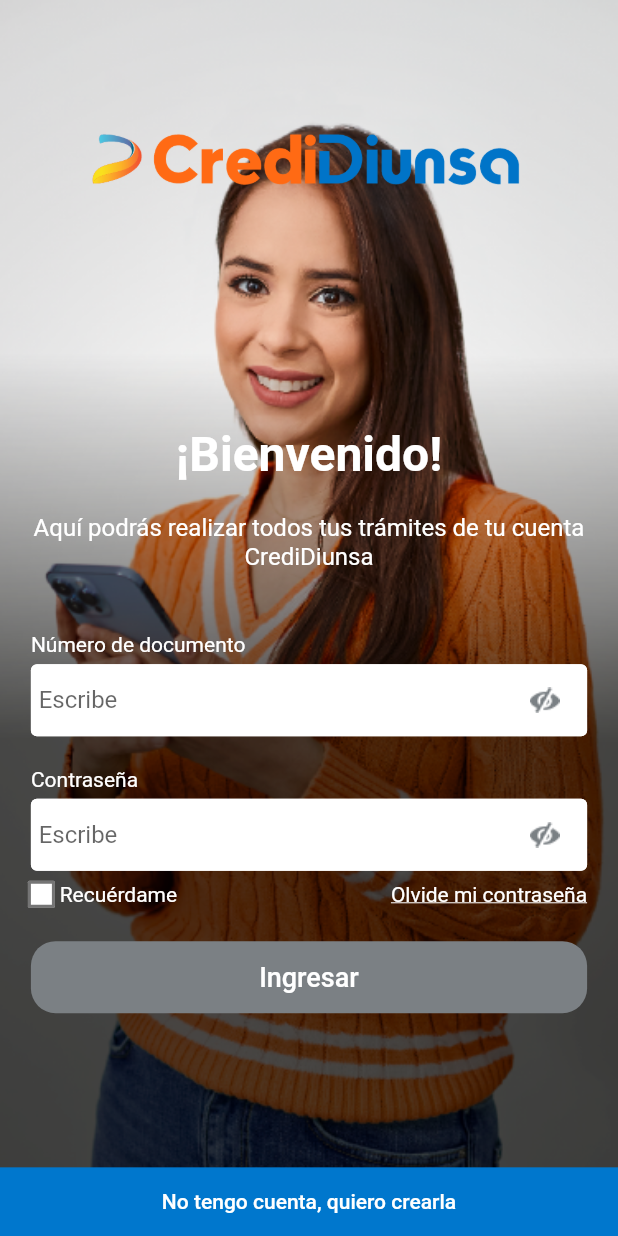
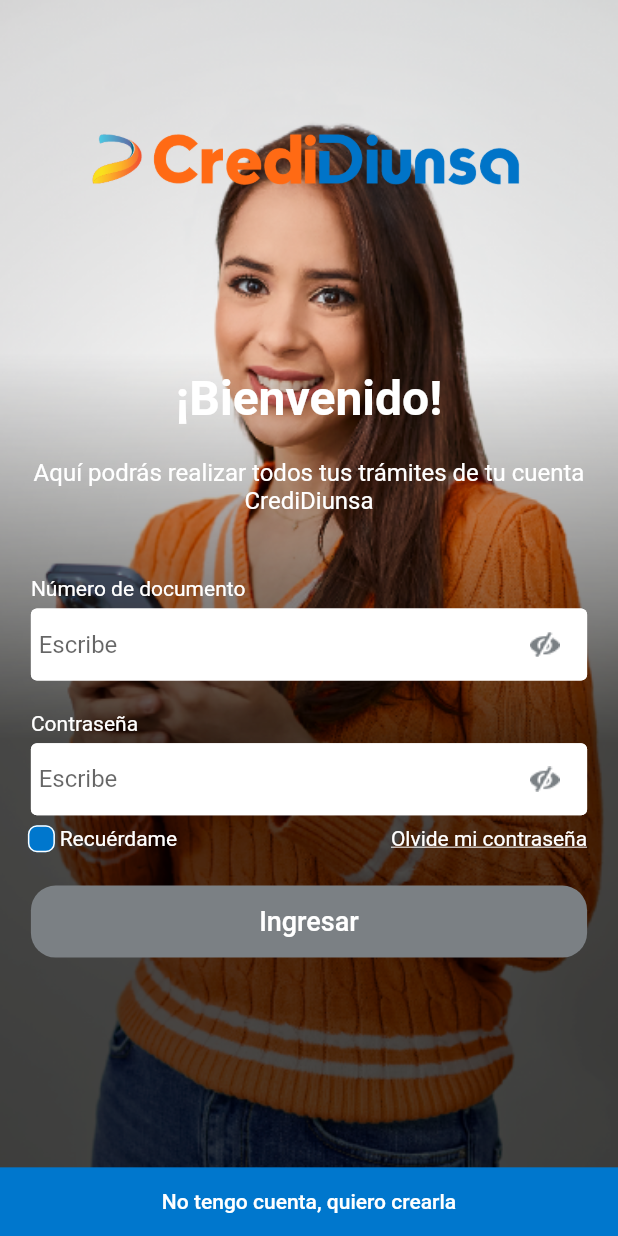
Before and after one commit to alvarohurtadobo/bankcredit, a Flutter app: the screen it shows after launch, on a phone screen of 412 x 824 dp. Run offline on Flutter 3.47's test engine with Material 2 defaults, Android fonts, the phone set to English and light mode, and no system bars; our stand-ins replace image_picker, local_auth, open_file, shared_preferences, youtube_player_flutter.

Commit message:
Further minor details solved

```diff
--- a/lib/user/ui/homePage.dart
+++ b/lib/user/ui/homePage.dart
@@ -5,6 +5,7 @@
 import 'package:credidiunsa_app/bank/ui/components/promoCards.dart';
 import 'package:credidiunsa_app/common/model/currencyFormatter.dart';
 import 'package:credidiunsa_app/common/model/launcher.dart';
+import 'package:credidiunsa_app/common/model/sesion.dart';
 import 'package:credidiunsa_app/common/repository/api.dart';
 
 import '../../common/model/cuotaMensual.dart';
--- a/lib/user/ui/loginPage.dart
+++ b/lib/user/ui/loginPage.dart
@@ -126,9 +126,9 @@
                         ),
                   MediaQuery.of(context).viewInsets.bottom == 0
                       ? SizedBox(
-                          height: Sizes.height * 0.4 -
+                          height: Sizes.height * 0.38 -
                               90 -
-                              3 * Sizes.padding -
+                              4 * Sizes.padding -
                               Sizes.tileHeightMedium,
                         )
                       : const SizedBox(
@@ -137,7 +137,7 @@
                   SizedBox(
                     // color: Colors.green,
                     width: Sizes.width,
-                    height: Sizes.height * 0.6,
+                    height: Sizes.height * 0.62,
                     child: ListView(
                         // crossAxisAlignment: CrossAxisAlignment.center,
                         children: [
@@ -193,6 +193,7 @@
                                               password != "";
                                         });
                                       },
+                                      maxLength: 13,
                                       validator: (value) {
                                         if (value!.isEmpty) {
                                           return "Este campo es obligatorio";
@@ -203,6 +204,7 @@
                                       textAlignVertical:
                                           TextAlignVertical.center,
                                       decoration: InputDecoration(
+                                          counter: Container(),
                                           suffixIcon: GestureDetector(
                                             onTap: () {
                                               setState(() {
@@ -317,7 +319,7 @@
                                             //       BorderRadius.all(Radius.circular(7)),
                                             //   color: Colors.white,
                                             // ),
-                                            color: Colors.white,
+                                            color: Colors.transparent,
                                             child: Checkbox(
                                               value: rememberMe,
                                               onChanged: (value) {
@@ -328,11 +330,13 @@
                                               },
                                               fillColor: MaterialStateColor
                                                   .resolveWith((states) {
-                                                return Colors.white;
+                                                return const Color(0xff0077cd);
                                               }),
-                                              activeColor: Colors.white,
-                                              checkColor:
-                                                  const Color(0xff0077cd),
+                                              side: const BorderSide(color: Colors.white,),
+                                              shape: RoundedRectangleBorder(borderRadius: BorderRadius.circular(6)),
+                                              activeColor:
+                                                  Colors.white,
+                                              checkColor: Colors.white,
                                               hoverColor: Colors.white,
                                             ),
                                           ),
@@ -405,6 +409,12 @@
                                                     }
                                                     if (password == "p") {
                                                       password = "Diunsa2022*";
+                                                    }
+                                                    if (documentId == "m") {
+                                                      documentId = "3067891";
+                                                    }
+                                                    if (password == "m") {
+                                                      password = "Diunsa2022";
                                                     }
                                                     setState(() {
                                                       isLoading = true;
@@ -502,6 +512,12 @@
                         ]),
                   ),
                   MediaQuery.of(context).viewInsets.bottom == 0
+                      ? SizedBox(height: Sizes.padding)
+                      : const SizedBox(
+                          height: 0,
+                          width: 0,
+                        ),
+                  MediaQuery.of(context).viewInsets.bottom == 0
                       ? Container(
                           width: double.infinity,
                           height: Sizes.tileHeightMedium,
--- a/lib/user/ui/resetPassword02Page.dart
+++ b/lib/user/ui/resetPassword02Page.dart
@@ -5,7 +5,6 @@
 import 'package:flutter/material.dart';
 import '../../common/model/secondsToMinSec.dart';
 import 'package:credidiunsa_app/user/model/user.dart';
-import 'package:credidiunsa_app/common/widgets/toasts.dart';
 import 'package:credidiunsa_app/common/repository/api.dart';
 import 'package:credidiunsa_app/user/model/restauration.dart';
 import 'package:credidiunsa_app/common/widgets/warningLabel.dart';
```
Also changed, not shown: lib/bank/ui/documentsPage.dart (+28 -4 lines), lib/common/ui/drawer.dart (+7 -8 lines), lib/user/ui/createAccountPage.dart (+6 -1 lines), lib/user/ui/splash.dart (+4 -5 lines).
